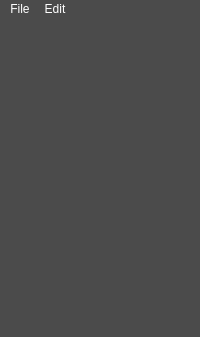
Before: the Qt Designer form View/MainWindow.ui in BETRU21/GraphicGenerator, drawn with Qt 5.
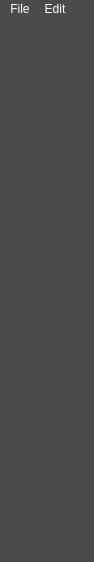
After: the same form once the commit is applied.

The edit to the form file:
```diff
--- a/View/MainWindow.ui
+++ b/View/MainWindow.ui
@@ -6,8 +6,8 @@
    <rect>
     <x>0</x>
     <y>0</y>
-    <width>200</width>
-    <height>337</height>
+    <width>94</width>
+    <height>562</height>
    </rect>
   </property>
   <property name="windowTitle">
@@ -25,7 +25,7 @@
     <rect>
      <x>0</x>
      <y>0</y>
-     <width>200</width>
+     <width>94</width>
      <height>21</height>
     </rect>
    </property>
```
